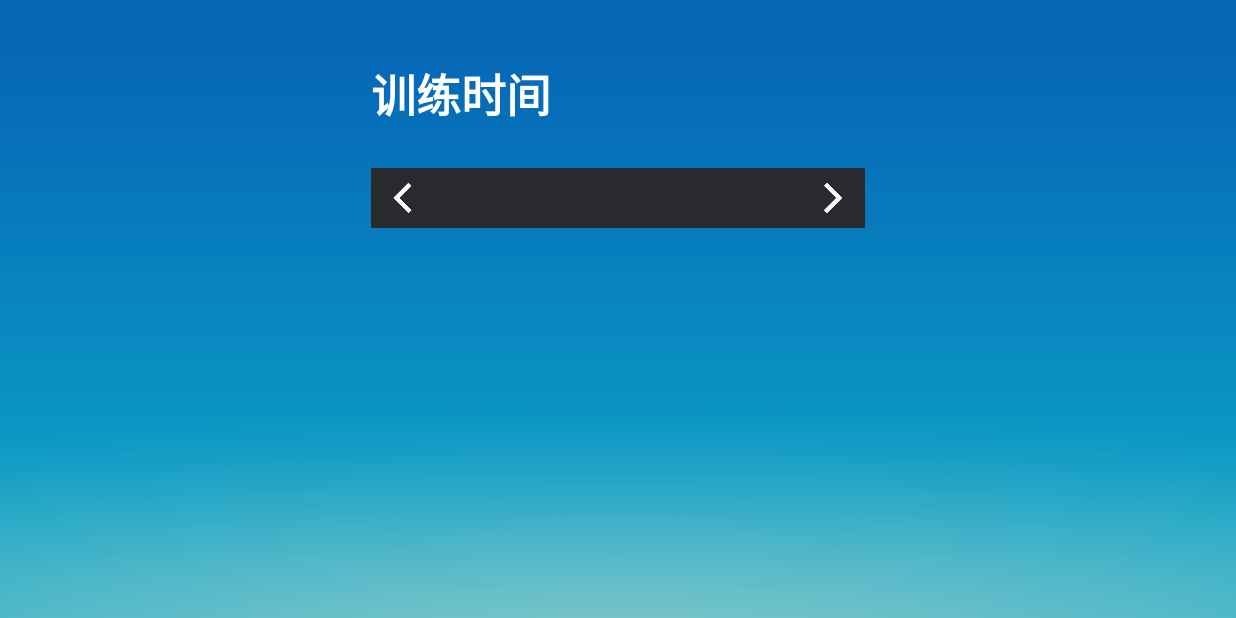
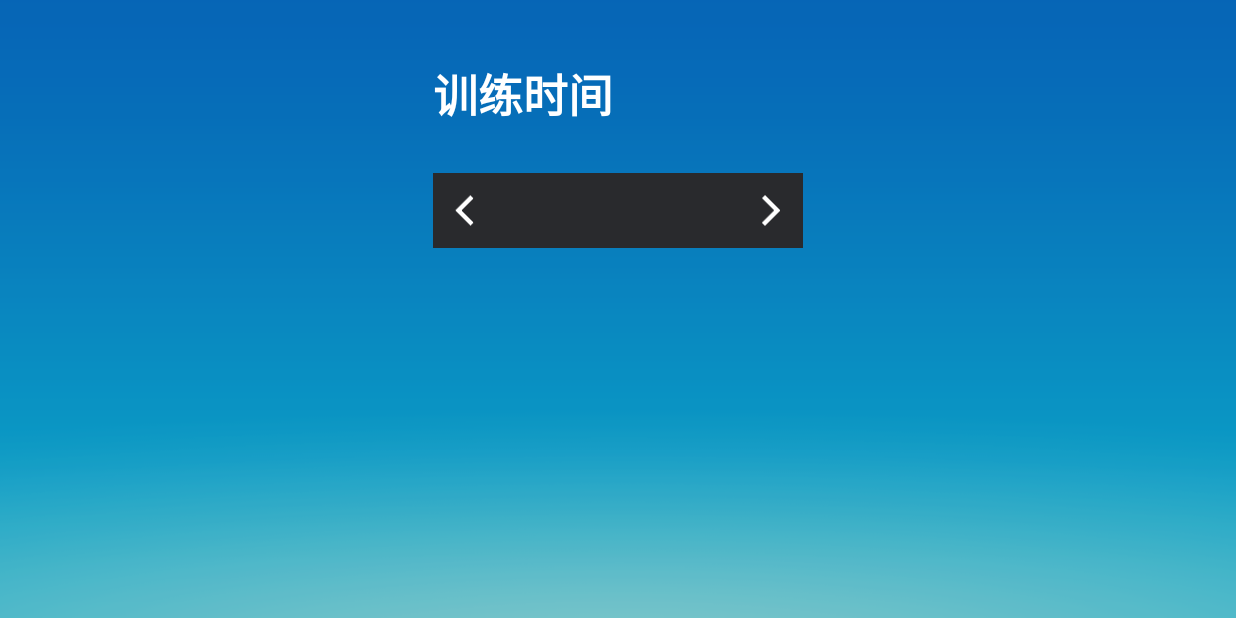
Before and after one commit to like5188/Psk, an Android app: the HistoryActivity screen opened directly, with no data from a screen before it, on a phone screen of 824 x 412 dp (held sideways). Run offline under Robolectric (Android 15) with nearby library versions, the phone set to English and light mode, and no system bars; our stand-ins replace data binding; libraries missing offline, so code that uses them is left out: com.like.common.

Commit message:
添加历史界面

```diff
--- a/shangxiazhi/src/main/java/com/psk/shangxiazhi/history/HistoryActivity.kt
+++ b/shangxiazhi/src/main/java/com/psk/shangxiazhi/history/HistoryActivity.kt
@@ -24,7 +24,12 @@ class HistoryActivity : AppCompatActivity() {
 
     override fun onCreate(savedInstanceState: Bundle?) {
         super.onCreate(savedInstanceState)
-        mBinding
+        mBinding.ivLeft.setOnClickListener {
+
+        }
+        mBinding.ivRight.setOnClickListener {
+
+        }
     }
 
 }
--- a/shangxiazhi/src/main/res/layout/activity_history.xml
+++ b/shangxiazhi/src/main/res/layout/activity_history.xml
@@ -13,14 +13,14 @@
             android:layout_width="wrap_content"
             android:layout_height="wrap_content"
             android:orientation="vertical"
-            app:layout_constraintGuide_percent="0.3" />
+            app:layout_constraintGuide_percent="0.35" />
 
         <androidx.constraintlayout.widget.Guideline
             android:id="@+id/guidelineRight"
             android:layout_width="wrap_content"
             android:layout_height="wrap_content"
             android:orientation="vertical"
-            app:layout_constraintGuide_percent="0.7" />
+            app:layout_constraintGuide_percent="0.65" />
 
         <TextView
             android:id="@+id/tvTitle"
@@ -37,7 +37,7 @@
 
         <View
             android:layout_width="0dp"
-            android:layout_height="40dp"
+            android:layout_height="50dp"
             android:background="#292a2d"
             app:layout_constraintBottom_toBottomOf="@id/ivLeft"
             app:layout_constraintEnd_toStartOf="@id/guidelineRight"
@@ -47,7 +47,7 @@
         <androidx.appcompat.widget.AppCompatImageView
             android:id="@+id/ivLeft"
             android:layout_width="wrap_content"
-            android:layout_height="wrap_content"
+            android:layout_height="50dp"
             android:layout_marginTop="30dp"
             android:src="@drawable/history_leftbtn_choose"
             app:layout_constraintStart_toEndOf="@id/guidelineLeft"
@@ -55,7 +55,7 @@
 
         <TextView
             android:layout_width="0dp"
-            android:layout_height="wrap_content"
+            android:layout_height="0dp"
             android:gravity="center"
             android:textColor="@color/white"
             android:textSize="24sp"
@@ -69,7 +69,7 @@
         <androidx.appcompat.widget.AppCompatImageView
             android:id="@+id/ivRight"
             android:layout_width="wrap_content"
-            android:layout_height="wrap_content"
+            android:layout_height="0dp"
             android:src="@drawable/history_rightbtn_choose"
             app:layout_constraintBottom_toBottomOf="@id/ivLeft"
             app:layout_constraintEnd_toStartOf="@id/guidelineRight"
```
